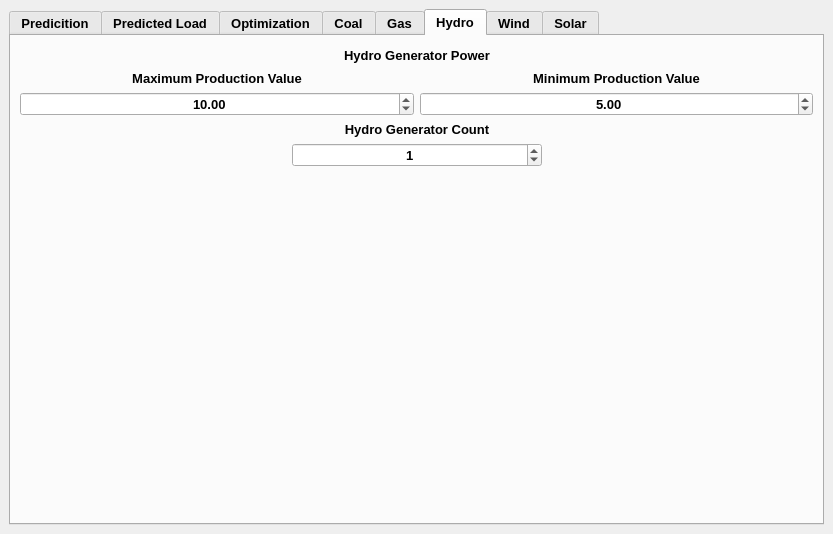
Djordje99/ISIS_Load_Prediction, file gui/load_prediction_xml.ui: the form before one commit.
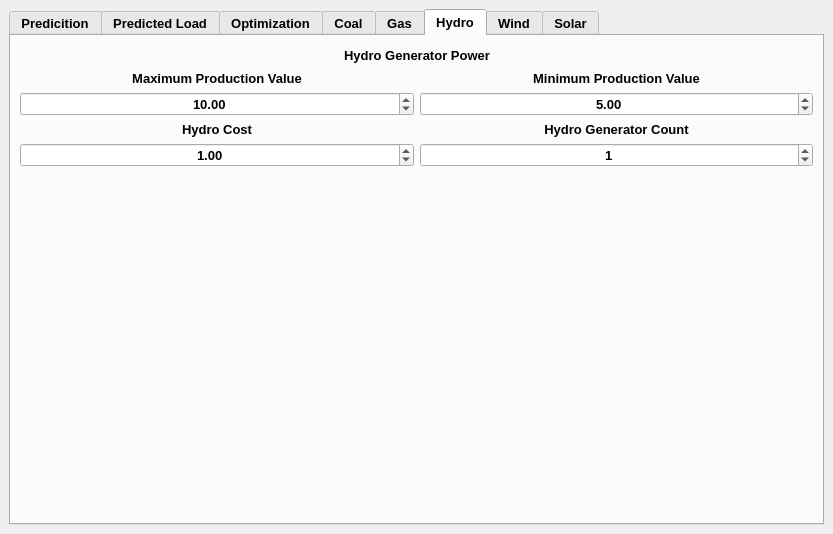
The form after the commit. The open tabs and pages were chosen to show the change. Custom widgets are drawn as their Qt base class.

Commit message: Prediction value error

```diff
--- a/gui/load_prediction_xml.ui
+++ b/gui/load_prediction_xml.ui
@@ -14,7 +14,7 @@
    <string>MainWindow</string>
   </property>
   <widget class="QWidget" name="centralwidget">
-   <layout class="QGridLayout" name="gridLayout">
+   <layout class="QGridLayout" name="gridLayout_9">
     <item row="0" column="0">
      <widget class="QTabWidget" name="tabWidget">
       <property name="font">
@@ -1626,7 +1626,7 @@
        <attribute name="title">
         <string>Hydro</string>
        </attribute>
-       <layout class="QGridLayout" name="gridLayout_9">
+       <layout class="QGridLayout" name="gridLayout">
         <item row="0" column="0">
          <layout class="QVBoxLayout" name="verticalLayout_39">
           <item>
@@ -1746,17 +1746,52 @@
           <item>
            <layout class="QHBoxLayout" name="horizontalLayout_7">
             <item>
-             <spacer name="horizontalSpacer_11">
-              <property name="orientation">
-               <enum>Qt::Horizontal</enum>
-              </property>
-              <property name="sizeHint" stdset="0">
-               <size>
-                <width>40</width>
-                <height>20</height>
-               </size>
-              </property>
-             </spacer>
+             <layout class="QVBoxLayout" name="verticalLayout_42">
+              <item>
+               <widget class="QLabel" name="hydro_cost_label">
+                <property name="minimumSize">
+                 <size>
+                  <width>250</width>
+                  <height>0</height>
+                 </size>
+                </property>
+                <property name="maximumSize">
+                 <size>
+                  <width>16777215</width>
+                  <height>16777215</height>
+                 </size>
+                </property>
+                <property name="text">
+                 <string>Hydro Cost</string>
+                </property>
+                <property name="alignment">
+                 <set>Qt::AlignCenter</set>
+                </property>
+               </widget>
+              </item>
+              <item>
+               <widget class="QDoubleSpinBox" name="hydro_cost_spin_box">
+                <property name="minimumSize">
+                 <size>
+                  <width>90</width>
+                  <height>0</height>
+                 </size>
+                </property>
+                <property name="maximumSize">
+                 <size>
+                  <width>16777215</width>
+                  <height>16777215</height>
+                 </size>
+                </property>
+                <property name="alignment">
+                 <set>Qt::AlignCenter</set>
+                </property>
+                <property name="value">
+                 <double>1.000000000000000</double>
+                </property>
+               </widget>
+              </item>
+             </layout>
             </item>
             <item>
              <layout class="QVBoxLayout" name="verticalLayout_19">
@@ -1806,19 +1841,6 @@
               </item>
              </layout>
             </item>
-            <item>
-             <spacer name="horizontalSpacer_12">
-              <property name="orientation">
-               <enum>Qt::Horizontal</enum>
-              </property>
-              <property name="sizeHint" stdset="0">
-               <size>
-                <width>40</width>
-                <height>20</height>
-               </size>
-              </property>
-             </spacer>
-            </item>
            </layout>
           </item>
           <item>
```
The commit also changes 10 other files.
